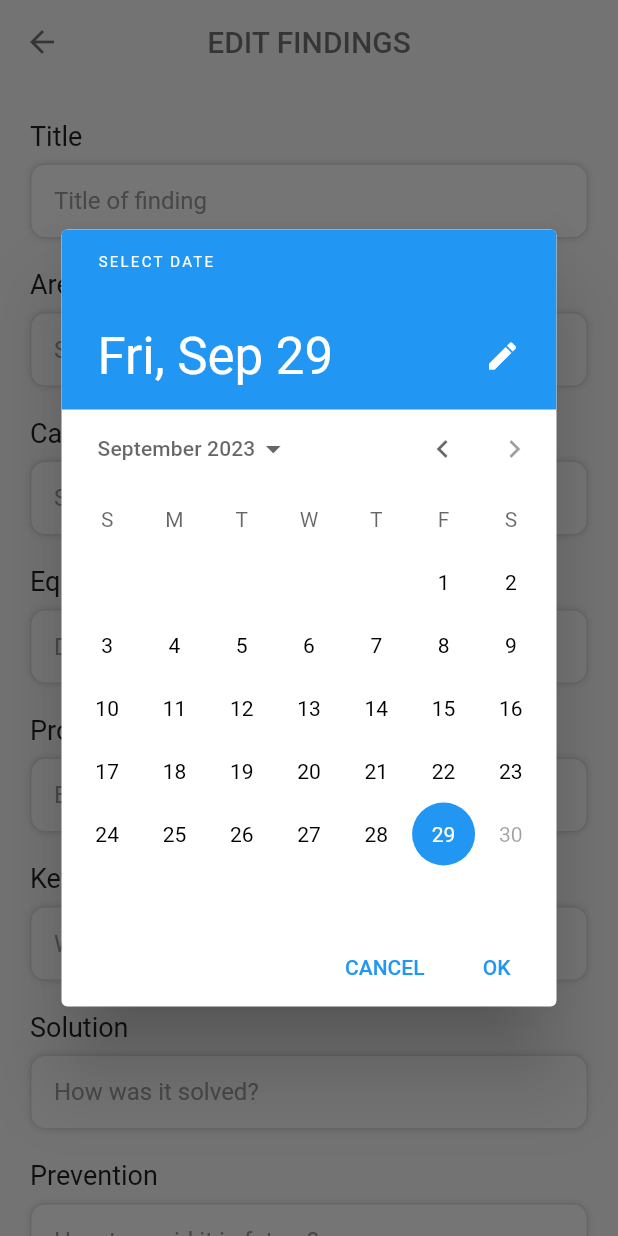
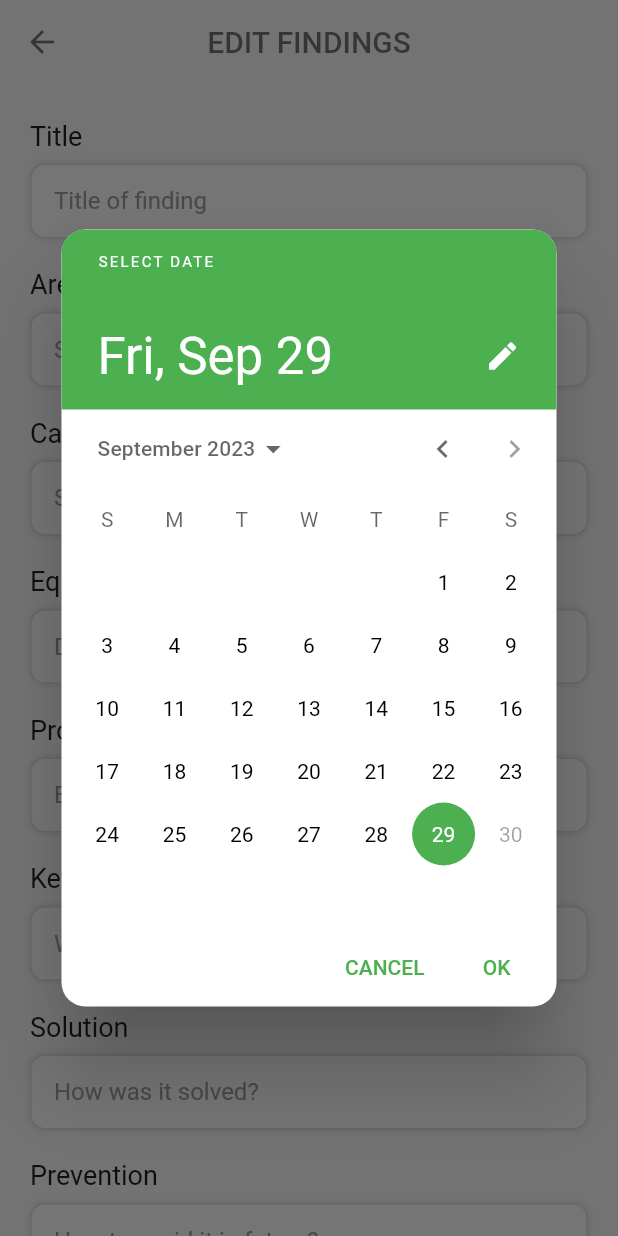
Before and after one commit to hashirsidd/engro-findings, a Flutter app: the EditSubmittedFindingsView screen opened by its route, after a tap on "Date", on a phone screen of 412 x 824 dp. Run offline on Flutter 3.47's test engine with Material 2 defaults, Android fonts, the phone set to English and light mode, and no system bars; our stand-ins replace firebase_auth, firebase_core, font_awesome_flutter, get; accounts and stored records are empty.

Commit message:
updated textfield, datepicker and dropdown

```diff
--- a/lib/app/custom_widgets/widgets/drop_down.dart
+++ b/lib/app/custom_widgets/widgets/drop_down.dart
@@ -49,6 +49,7 @@ class DropDown extends StatelessWidget {
                 ),
                 underline: const SizedBox(),
                 icon: const Icon(Icons.keyboard_arrow_down),
+                borderRadius: BorderRadius.circular(10),
                 items: dropDownList.map((String items) {
                   return DropdownMenuItem(
                     value: items,
--- a/lib/app/custom_widgets/widgets/submit_findings_form.dart
+++ b/lib/app/custom_widgets/widgets/submit_findings_form.dart
@@ -52,6 +52,21 @@ class SubmitFindingsForm extends StatelessWidget {
                         : DateFormat('MM/dd/y').parse(controller.date.value),
                     firstDate: DateTime(2023, 8),
                     lastDate: DateTime.now(),
+                    builder: (context, child) {
+                      return Theme(
+                        data: Theme.of(context).copyWith(
+                          colorScheme: ColorScheme.light(
+                            primary: Colors.green, // <-- SEE HERE
+                            onPrimary: Colors.white, // <-- SEE HERE
+                            onSurface: Colors.black, // <-- SEE HERE
+                          ),
+                          dialogTheme: const DialogTheme(
+                              shape: RoundedRectangleBorder(
+                                  borderRadius: BorderRadius.all(Radius.circular(16)))),
+                        ),
+                        child: child!,
+                      );
+                    },
                   );
                   if (picked != null && picked != controller.date.value) {
                     controller.date.value =
--- a/lib/app/custom_widgets/widgets/underline_text_field.dart
+++ b/lib/app/custom_widgets/widgets/underline_text_field.dart
@@ -7,7 +7,7 @@ class UnderlineTextField extends StatelessWidget {
   final RxBool isPassword;
   final TextInputType keyboardType;
   final void Function(String)? onChanged;
-  final RxBool showPassword = false.obs;
+  final RxBool showPassword = true.obs;
 
   UnderlineTextField({
     Key? key,
@@ -16,7 +16,11 @@ class UnderlineTextField extends StatelessWidget {
     this.keyboardType = TextInputType.text,
     this.onChanged,
     required this.isPassword,
-  }) : super(key: key);
+  }) {
+    if (isPassword.value) {
+      showPassword.value = false;
+    }
+  }
 
   @override
   Widget build(BuildContext context) {
@@ -26,9 +30,10 @@ class UnderlineTextField extends StatelessWidget {
         () => TextField(
           onChanged: onChanged,
           controller: textController,
-          obscureText: showPassword.value,
+          obscureText: !showPassword.value,
           // Observe the RxBool for password visibility
           keyboardType: keyboardType,
+          autocorrect: false,
           style: Theme.of(context)
               .textTheme
               .bodyMedium
```
Also changed, not shown: lib/app/modules/findingsApproval/views/findings_approval_view.dart (+10 -4 lines).
